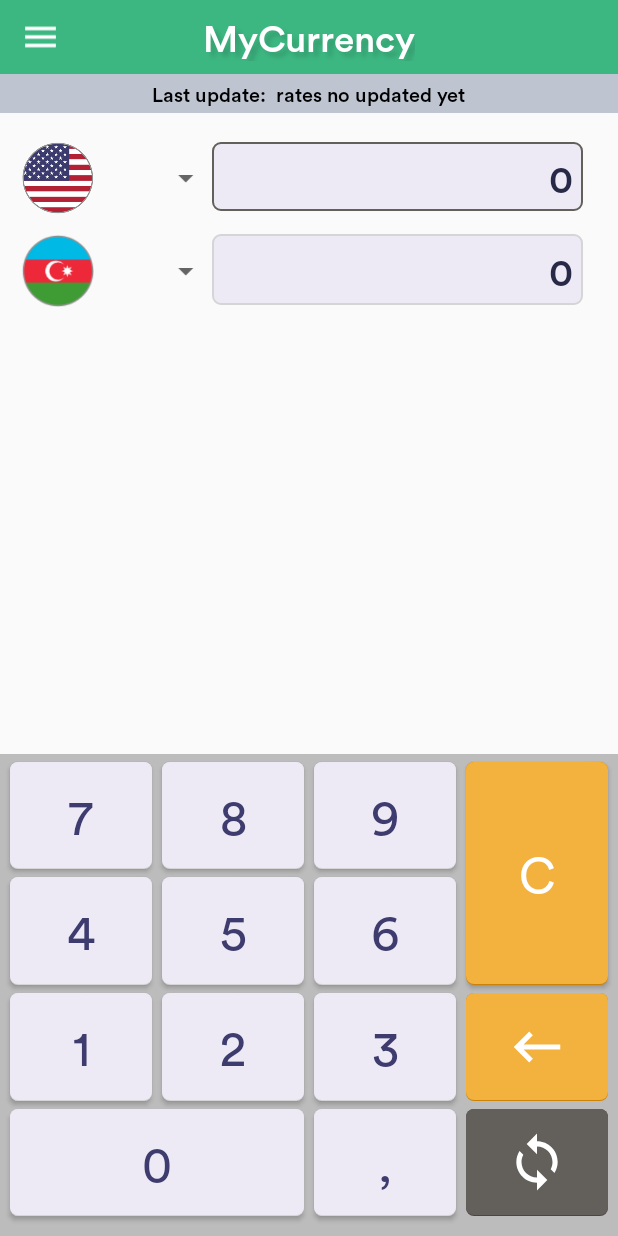
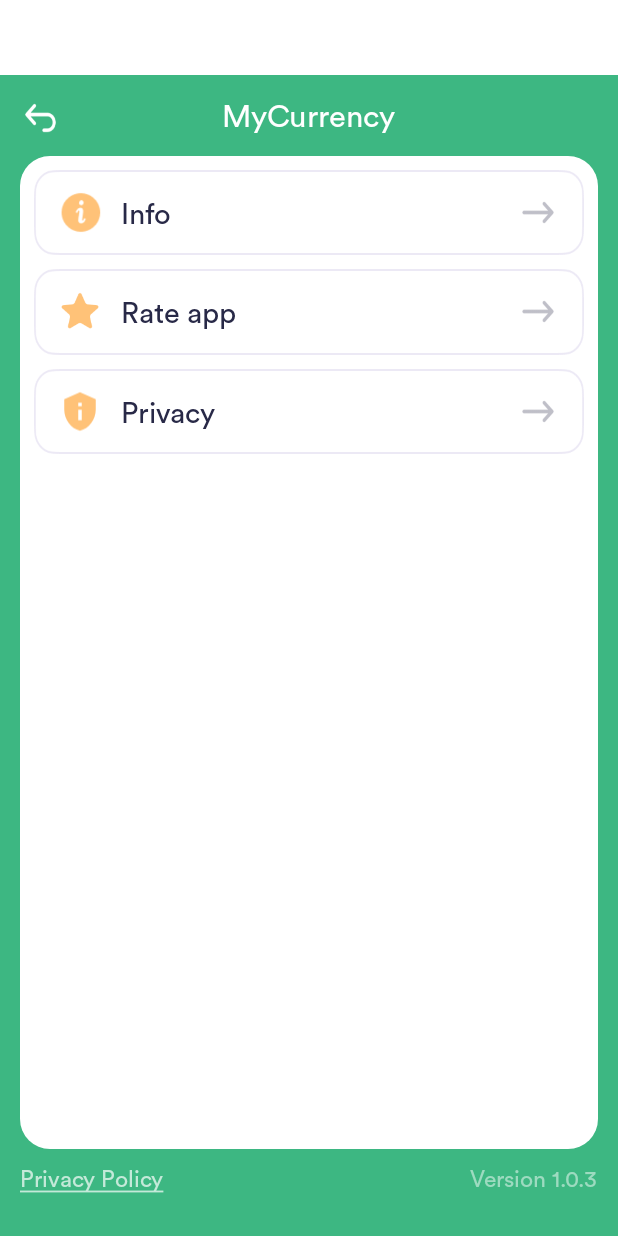
Before and after one commit to app7soft/CurrencyConverter, an Android app: the screen it shows after launch (MainActivity before the commit, Menu after it), after a tap on an icon or button, on a phone screen of 412 x 824 dp. Run offline under Robolectric (Android 15) with nearby library versions, the phone set to English and light mode, and no system bars; our stand-ins replace AdMob, Timber, Volley, sdp/ssp sizes; plain views replace SearchableSpinner; network calls fail; Roboto replaces fonts that are not available here; 4 statements that could not run were skipped; 1 other tap on this screen came first.

Commit message:
some changes

```diff
--- a/app/build.gradle
+++ b/app/build.gradle
@@ -13,8 +13,8 @@ android {
         applicationId "com.app7soft.currencyconverter"
         minSdkVersion 19
         targetSdkVersion 29
-        versionCode 2
-        versionName "1.1"
+        versionCode 3
+        versionName "1.0.3"
         multiDexEnabled true
         testInstrumentationRunner "androidx.test.runner.AndroidJUnitRunner"
         vectorDrawables.useSupportLibrary = true
--- a/app/src/main/java/com/app7soft/currencyconverter/MainActivity.kt
+++ b/app/src/main/java/com/app7soft/currencyconverter/MainActivity.kt
@@ -4,6 +4,7 @@ package com.app7soft.currencyconverter
 import MySingleton
 import android.app.AlertDialog
 import android.content.Context
+import android.content.Intent
 import android.content.SharedPreferences
 import android.os.Bundle
 import android.os.Handler
@@ -15,6 +16,7 @@ import com.android.volley.toolbox.*
 import com.google.android.gms.ads.AdListener
 import com.google.android.gms.ads.AdRequest
 import com.google.android.gms.ads.InterstitialAd
+import com.google.android.gms.ads.MobileAds
 import com.google.gson.Gson
 import kotlinx.android.synthetic.main.activity_main.*
 import org.json.JSONObject
@@ -56,12 +58,20 @@ class MainActivity : AppCompatActivity() {
         sharedPreferences = getSharedPreferences("myPref", Context.MODE_PRIVATE)
         val editor = sharedPreferences.edit()
 
+
         if(!sharedPreferences.contains("RunNumber")){
+            val CurrentCountry = resources.configuration.locale
+            val CurrentCurrency = Currency.getInstance(CurrentCountry).currencyCode
             Timber.tag("Mik").d("APLIKACJA URUCHOMIONA PIERWSZY RAZ....")
+            Timber.tag("Mik").d("Currency code: "+CurrentCurrency)
             editor.putInt("RunNumber", 1)
             editor.putString("LastUpdate", " rates no updated yet")
-            editor.putString("Currency1Symbol", "EUR")
-            editor.putString("Currency2Symbol", "PLN")
+            editor.putString("Currency1Symbol", CurrentCurrency)
+            if(CurrentCurrency != "EUR"){
+                editor.putString("Currency2Symbol", "EUR")
+            }else{
+                editor.putString("Currency2Symbol", "USD")
+            }
             editor.commit()
         }else {
             Timber.tag("Mik").d("To NIE jest pierwsza instalacja aplikacji")
@@ -134,10 +144,10 @@ class MainActivity : AppCompatActivity() {
             }
         }
 
-            /*var requestConfiguration = MobileAds.getRequestConfiguration().toBuilder().build()
+            var requestConfiguration = MobileAds.getRequestConfiguration().toBuilder().build()
             MobileAds.setRequestConfiguration(requestConfiguration)
             MobileAds.initialize(this)
-            adViewMain.loadAd(AdRequest.Builder().build())*/
+            adViewMain.loadAd(AdRequest.Builder().build())
 
         mInterstitialAd = InterstitialAd(this).apply {
             adUnitId = InterstitialID
@@ -477,8 +487,13 @@ class MainActivity : AppCompatActivity() {
         val diff = Date().getTime()-date1
         val seconds = diff / 1000
         val minutes = seconds / 60
-        Timber.tag("Mik").d("LastUpdateDiff: "+minutes.toInt().toString())
+        Timber.tag("Mik").d("LastUpdateDiff: " + minutes.toInt().toString())
         return minutes.toInt()
     }
 
+    fun BMenuClicked(view: View) {
+        val intent = Intent(this, Menu::class.java)
+        startActivity(intent)
+    }
+
 }
--- /dev/null
+++ b/app/src/main/java/com/app7soft/currencyconverter/Menu.kt
@@ -0,0 +1,42 @@
+package com.app7soft.currencyconverter
+
+import android.content.Intent
+import android.net.Uri
+import androidx.appcompat.app.AppCompatActivity
+import android.os.Bundle
+import android.text.method.LinkMovementMethod
+import android.view.View
+import com.google.android.gms.ads.AdRequest
+import kotlinx.android.synthetic.main.activity_main.*
+import kotlinx.android.synthetic.main.activity_menu.*
+
+class Menu : AppCompatActivity() {
+    override fun onCreate(savedInstanceState: Bundle?) {
+        setTheme(R.style.Theme_AppCompat_Light_NoActionBar)
+        super.onCreate(savedInstanceState)
+        setContentView(R.layout.activity_menu)
+        version.text = "Version " + BuildConfig.VERSION_NAME.toString()
+        App7Soft.setMovementMethod(LinkMovementMethod.getInstance())
+        adViewMenu.loadAd(AdRequest.Builder().build())
+    }
+
+    fun BInfoClicked(view: View) {
+        onBackPressed()
+    }
+
+    fun BRateClicked(view: View) {
+        val intent = Intent()
+        intent.action = Intent.ACTION_VIEW
+        intent.data = Uri.parse("https://play.google.com/store/apps/details?id=com.app7soft.currencyconverter")
+        startActivity(intent)
+    }
+
+    fun BPrivacyClicked(view: View) {
+        onBackPressed()
+    }
+
+    fun back(view: View) {
+        onBackPressed()
+    }
+
+}
--- /dev/null
+++ b/app/src/main/res/drawable/background_white.xml
@@ -0,0 +1,11 @@
+<?xml version="1.0" encoding="utf-8"?>
+<shape xmlns:android="http://schemas.android.com/apk/res/android"
+    android:shape="rectangle">
+
+    <solid android:color="#FFFFFF"/>
+    <corners
+        android:bottomLeftRadius="20dp"
+        android:bottomRightRadius="20dp"
+        android:topLeftRadius="20dp"
+        android:topRightRadius="20dp"/>
+</shape>
--- /dev/null
+++ b/app/src/main/res/drawable/privacy.xml
@@ -0,0 +1,5 @@
+<vector android:height="24dp" android:tint="#FFC278"
+    android:viewportHeight="24" android:viewportWidth="24"
+    android:width="24dp" xmlns:android="http://schemas.android.com/apk/res/android">
+    <path android:fillColor="@android:color/white" android:pathData="M12,1L3,5v6c0,5.55 3.84,10.74 9,12c5.16,-1.26 9,-6.45 9,-12V5L12,1L12,1zM11,7h2v2h-2V7zM11,11h2v6h-2V11z"/>
+</vector>
--- a/app/src/main/res/layout/activity_main.xml
+++ b/app/src/main/res/layout/activity_main.xml
@@ -8,13 +8,23 @@
     tools:context=".MainActivity">
 
     <ImageView
+        android:id="@+id/WhiteSpace"
+        android:layout_width="match_parent"
+        android:layout_height="50dp"
+        android:background="#ffffff"
+        android:scaleType="fitXY"
+        app:layout_constraintTop_toTopOf="parent"
+        app:layout_constraintEnd_toEndOf="parent"
+        app:layout_constraintStart_toStartOf="parent" />
+
+    <ImageView
         android:id="@+id/TloMenu"
         android:layout_width="0dp"
         android:layout_height="@dimen/_38sdp"
         android:background="#3DB782"
         app:layout_constraintEnd_toEndOf="parent"
         app:layout_constraintStart_toStartOf="parent"
-        app:layout_constraintTop_toBottomOf="@+id/adViewMain" />
+        app:layout_constraintTop_toBottomOf="@+id/WhiteSpace" />
 
     <TextView
         android:id="@+id/MyCurrency"
@@ -22,7 +32,7 @@
         android:layout_height="wrap_content"
         style="@style/MyCurrency"
         android:fontFamily="@font/circular_pro_medium"
-        android:text="MyCurrency"
+        android:text="@string/MyCurrency"
         app:layout_constraintLeft_toLeftOf="parent"
         app:layout_constraintRight_toRightOf="parent"
         app:layout_constraintTop_toTopOf="@+id/TloMenu"
@@ -66,7 +76,7 @@
         android:layout_height="0dp"
         android:background="@null"
         android:scaleType="fitCenter"
-        android:onClick="SettingsClicked"
+        android:onClick="BMenuClicked"
         android:layout_marginLeft="@dimen/_10sdp"
         app:layout_constraintHeight_percent="0.038"
         app:layout_constraintWidth_percent="0.067"
--- /dev/null
+++ b/app/src/main/res/layout/activity_menu.xml
@@ -0,0 +1,312 @@
+<?xml version="1.0" encoding="utf-8"?>
+<androidx.constraintlayout.widget.ConstraintLayout xmlns:android="http://schemas.android.com/apk/res/android"
+    xmlns:app="http://schemas.android.com/apk/res-auto"
+    xmlns:tools="http://schemas.android.com/tools"
+    android:layout_width="match_parent"
+    android:layout_height="match_parent"
+    android:background="@color/GreenBack"
+    tools:context=".Menu">
+
+        <ImageView
+            android:id="@+id/WhiteSpace"
+            android:layout_width="match_parent"
+            android:layout_height="50dp"
+            android:background="#ffffff"
+            android:scaleType="fitXY"
+            app:layout_constraintTop_toTopOf="parent"
+            app:layout_constraintEnd_toEndOf="parent"
+            app:layout_constraintStart_toStartOf="parent" />
+
+        <com.google.android.gms.ads.AdView
+            android:id="@+id/adViewMenu"
+            android:layout_width="match_parent"
+            android:layout_height="wrap_content"
+            android:layerType="software"
+            app:adSize="BANNER"
+            app:adUnitId="@string/banner_ad_unit_id"
+            app:layout_constraintTop_toTopOf="parent"
+            app:layout_constraintEnd_toEndOf="parent"
+            app:layout_constraintStart_toStartOf="parent" />
+
+
+        <TextView
+            android:id="@+id/Title"
+            android:layout_width="wrap_content"
+            android:layout_height="wrap_content"
+            android:fontFamily="@font/circular_pro_book"
+            android:text="@string/MyCurrency"
+            android:textSize="@dimen/_16ssp"
+            android:textColor="#ffffff"
+            android:layout_marginTop="@dimen/_10sdp"
+            app:layout_constraintStart_toStartOf="@+id/guideline12left"
+            app:layout_constraintEnd_toEndOf="@+id/guideline12right"
+            app:layout_constraintTop_toBottomOf="@+id/WhiteSpace" />
+
+        <ImageButton
+            android:layout_width="0dp"
+            android:layout_height="0dp"
+            android:background="@null"
+            android:onClick="back"
+            app:layout_constraintHeight_percent="0.05"
+            app:layout_constraintStart_toStartOf="parent"
+            app:layout_constraintTop_toTopOf="@+id/Title"
+            app:layout_constraintWidth_percent="0.15"/>
+
+        <ImageView
+            android:id="@+id/imageButton"
+            android:layout_width="0dp"
+            android:layout_height="0dp"
+            android:background="@null"
+            android:scaleType="fitXY"
+            android:layout_marginTop="@dimen/_10sdp"
+            app:layout_constraintHeight_percent="0.038"
+            app:layout_constraintStart_toStartOf="@+id/guideline12left"
+            app:layout_constraintTop_toBottomOf="@+id/WhiteSpace"
+            app:layout_constraintWidth_percent="0.067"
+            app:srcCompat="@drawable/arrow" />
+
+        <ImageView
+            android:id="@+id/background_white"
+            android:layout_width="0dp"
+            android:layout_height="0dp"
+            android:background="@drawable/background_white"
+            android:layout_marginTop="@dimen/_11sdp"
+            app:layout_constraintBottom_toBottomOf="@+id/guideline549top"
+            app:layout_constraintEnd_toEndOf="@+id/guideline12right"
+            app:layout_constraintStart_toStartOf="@+id/guideline12left"
+            app:layout_constraintTop_toBottomOf="@+id/Title" />
+
+        <ImageButton
+            android:id="@+id/InfoButton"
+            android:layout_width="0dp"
+            android:layout_height="0dp"
+            app:layout_constraintHeight_percent="0.069"
+            app:layout_constraintWidth_percent="0.889"
+            android:scaleType="fitXY"
+            android:background="@null"
+            app:srcCompat="@drawable/button_rate"
+            android:onClick="BInfoClicked"
+            android:layout_marginTop="@dimen/_7sdp"
+            app:layout_constraintTop_toTopOf="@+id/background_white"
+            app:layout_constraintStart_toStartOf="@+id/background_white"
+            app:layout_constraintEnd_toEndOf="@+id/background_white"/>
+
+        <ImageButton
+            android:id="@+id/RateButton"
+            android:layout_width="0dp"
+            android:layout_height="0dp"
+            app:layout_constraintHeight_percent="0.069"
+            app:layout_constraintWidth_percent="0.889"
+            android:background="@null"
+            android:scaleType="fitXY"
+            app:srcCompat="@drawable/button_rate"
+            android:onClick="BRateClicked"
+            android:layout_marginTop="@dimen/_7sdp"
+            app:layout_constraintTop_toBottomOf="@+id/InfoButton"
+            app:layout_constraintStart_toStartOf="@+id/InfoButton"
+            app:layout_constraintEnd_toEndOf="@+id/InfoButton"/>
+
+        <ImageButton
+            android:id="@+id/PrivacyButton"
+            android:layout_width="0dp"
+            android:layout_height="0dp"
+            app:layout_constraintHeight_percent="0.069"
+            app:layout_constraintWidth_percent="0.889"
+            android:background="@null"
+            android:scaleType="fitXY"
+            app:srcCompat="@drawable/button_rate"
+            android:onClick="BPrivacyClicked"
+            android:layout_marginTop="@dimen/_7sdp"
+            app:layout_constraintTop_toBottomOf="@+id/RateButton"
+            app:layout_constraintStart_toStartOf="@+id/InfoButton"
+            app:layout_constraintEnd_toEndOf="@+id/InfoButton"/>
+
+        <ImageView
+            android:id="@+id/infoy"
+            android:layout_width="0dp"
+            android:layout_height="0dp"
+            app:layout_constraintHeight_percent="0.038"
+            app:layout_constraintWidth_percent="0.067"
+            app:srcCompat="@drawable/infoy"
+            android:scaleType="fitCenter"
+            android:layout_marginLeft="@dimen/_13sdp"
+            app:layout_constraintTop_toTopOf="@+id/InfoButton"
+            app:layout_constraintBottom_toBottomOf="@+id/InfoButton"
+            app:layout_constraintStart_toStartOf="@+id/InfoButton" />
+
+        <ImageView
+            android:id="@+id/rate"
+            android:layout_width="0dp"
+            android:layout_height="0dp"
+            app:layout_constraintHeight_percent="0.038"
+            app:layout_constraintWidth_percent="0.067"
+            app:srcCompat="@drawable/rate"
+            android:scaleType="fitCenter"
+            android:layout_marginLeft="@dimen/_13sdp"
+            app:layout_constraintTop_toTopOf="@+id/RateButton"
+            app:layout_constraintBottom_toBottomOf="@+id/RateButton"
+            app:layout_constraintStart_toStartOf="@+id/RateButton" />
+
+        <ImageView
+            android:id="@+id/privacy"
+            android:layout_width="0dp"
+            android:layout_height="0dp"
+            app:layout_constraintHeight_percent="0.038"
+            app:layout_constraintWidth_percent="0.067"
+            app:srcCompat="@drawable/privacy"
+            android:scaleType="fitCenter"
+            android:layout_marginLeft="@dimen/_13sdp"
+            app:layout_constraintTop_toTopOf="@+id/PrivacyButton"
+            app:layout_constraintBottom_toBottomOf="@+id/PrivacyButton"
+            app:layout_constraintStart_toStartOf="@+id/PrivacyButton" />
+
+        <ImageView
+            android:layout_width="0dp"
+            android:layout_height="0dp"
+            app:layout_constraintHeight_percent="0.038"
+            app:layout_constraintWidth_percent="0.067"
+            android:background="@drawable/srate"
+            android:scaleType="fitCenter"
+            android:layout_marginRight="@dimen/_13sdp"
+            app:layout_constraintTop_toTopOf="@+id/InfoButton"
+            app:layout_constraintBottom_toBottomOf="@+id/InfoButton"
+            app:layout_constraintEnd_toEndOf="@+id/InfoButton" />
+
+        <ImageView
+            android:layout_width="0dp"
+            android:layout_height="0dp"
+            app:layout_constraintHeight_percent="0.038"
+            app:layout_constraintWidth_percent="0.067"
+            android:background="@drawable/srate"
+            android:scaleType="fitCenter"
+            android:layout_marginRight="@dimen/_13sdp"
+            app:layout_constraintTop_toTopOf="@+id/RateButton"
+            app:layout_constraintBottom_toBottomOf="@+id/RateButton"
+            app:layout_constraintEnd_toEndOf="@+id/RateButton" />
+
+    <ImageView
+        android:layout_width="0dp"
+        android:layout_height="0dp"
+        app:layout_constraintHeight_percent="0.038"
+        app:layout_constraintWidth_percent="0.067"
+        android:background="@drawable/srate"
+        android:scaleType="fitCenter"
+        android:layout_marginRight="@dimen/_13sdp"
+        app:layout_constraintTop_toTopOf="@+id/PrivacyButton"
+        app:layout_constraintBottom_toBottomOf="@+id/PrivacyButton"
+        app:layout_constraintEnd_toEndOf="@+id/PrivacyButton" />
+
+    <TextView
+        android:id="@+id/infotext"
+        style="@style/RateApp"
+        android:layout_width="wrap_content"
+        android:layout_height="wrap_content"
+        android:layout_marginLeft="@dimen/_10sdp"
+        android:text="@string/Info"
+        app:layout_constraintBottom_toBottomOf="@+id/InfoButton"
+        app:layout_constraintStart_toEndOf="@+id/infoy"
+        app:layout_constraintTop_toTopOf="@+id/InfoButton"/>
+
+    <TextView
+        android:layout_width="wrap_content"
+        android:layout_height="wrap_content"
+        style="@style/RateApp"
+        android:fontFamily="@font/circular_pro_book"
+        android:text="@string/Rate"
+        android:layout_marginLeft="@dimen/_10sdp"
+        app:layout_constraintStart_toEndOf="@+id/rate"
+        app:layout_constraintBottom_toBottomOf="@+id/RateButton"
+        app:layout_constraintTop_toTopOf="@+id/RateButton" />
+
+    <TextView
+        android:layout_width="wrap_content"
+        android:layout_height="wrap_content"
+        style="@style/RateApp"
+        android:fontFamily="@font/circular_pro_book"
+        android:text="@string/Privacy"
+        android:layout_marginLeft="@dimen/_10sdp"
+        app:layout_constraintStart_toEndOf="@+id/rate"
+        app:layout_constraintBottom_toBottomOf="@+id/PrivacyButton"
+        app:layout_constraintTop_toTopOf="@+id/PrivacyButton" />
+
+    <TextView
+        android:id="@+id/App7Soft"
+        style="@style/app7soft"
+        android:layout_width="wrap_content"
+        android:layout_height="wrap_content"
+        android:text="@string/PrivacyPolicy"
+        android:layout_marginTop="@dimen/_7sdp"
+        app:layout_constraintStart_toStartOf="@+id/background_white"
+        app:layout_constraintTop_toBottomOf="@+id/background_white"
+        app:layout_constraintVertical_bias="0.26" />
+
+    <TextView
+        android:id="@+id/version"
+        style="@style/app7soft"
+        android:alpha="0.5"
+        android:layout_width="wrap_content"
+        android:layout_height="wrap_content"
+        android:layout_alignParentRight="true"
+        android:text="Version 1.0.1"
+        app:layout_constraintBottom_toBottomOf="@+id/App7Soft"
+        app:layout_constraintTop_toTopOf="@+id/App7Soft"
+        app:layout_constraintEnd_toEndOf="@+id/background_white"/>
+
+    <!--Guidelines-->
+    <androidx.constraintlayout.widget.Guideline
+        android:id="@+id/guideline12left"
+        android:layout_width="wrap_content"
+        android:layout_height="wrap_content"
+        android:orientation="vertical"
+        app:layout_constraintGuide_percent="0.033" />
+
+    <androidx.constraintlayout.widget.Guideline
+        android:id="@+id/guideline16left"
+        android:layout_width="wrap_content"
+        android:layout_height="wrap_content"
+        android:orientation="vertical"
+        app:layout_constraintGuide_percent="0.044" />
+
+    <androidx.constraintlayout.widget.Guideline
+        android:id="@+id/guideline12right"
+        android:layout_width="wrap_content"
+        android:layout_height="wrap_content"
+        android:orientation="vertical"
+        app:layout_constraintGuide_percent="0.967" />
+
+    <androidx.constraintlayout.widget.Guideline
+        android:id="@+id/guideline24top"
+        android:layout_width="wrap_content"
+        android:layout_height="wrap_content"
+        android:orientation="horizontal"
+        app:layout_constraintGuide_percent="0.038" />
+
+    <androidx.constraintlayout.widget.Guideline
+        android:id="@+id/guideline33top"
+        android:layout_width="wrap_content"
+        android:layout_height="wrap_content"
+        android:orientation="horizontal"
+        app:layout_constraintGuide_percent="0.051983584" />
+
+    <androidx.constraintlayout.widget.Guideline
+        android:id="@+id/guideline70top"
+        android:layout_width="wrap_content"
+        android:layout_height="wrap_content"
+        android:orientation="horizontal"
+        app:layout_constraintGuide_percent="0.10943913" />
+
+
+    <androidx.constraintlayout.widget.Guideline
+        android:id="@+id/guideline549top"
+        android:layout_width="wrap_content"
+        android:layout_height="wrap_content"
+        android:orientation="horizontal"
+        app:layout_constraintGuide_percent="0.93" />
+
+    <androidx.constraintlayout.widget.Group
+        android:id="@+id/group2"
+        android:layout_width="wrap_content"
+        android:layout_height="wrap_content" />
+
+
+</androidx.constraintlayout.widget.ConstraintLayout>
--- a/app/src/main/res/values/colors.xml
+++ b/app/src/main/res/values/colors.xml
@@ -7,4 +7,6 @@
     <color name="teal_700">#FF018786</color>
     <color name="black">#FF000000</color>
     <color name="white">#FFFFFFFF</color>
+    <color name="TextPurple">#282947</color>
+    <color name="GreenBack">#3DB782</color>
 </resources>
--- a/app/src/main/res/values/strings.xml
+++ b/app/src/main/res/values/strings.xml
@@ -1,9 +1,14 @@
 <resources>
-    <string name="app_name">CurrencyConverter</string>
+    <string name="app_name">Currency Converter</string>
     <string name="UpdatingRates">Updating Rates</string>
     <string name="LastUpdate">Last update: </string>
     <string name="LoadingFailed">Rates loading Failed</string>
     <string name="CheckConnection">Check Your internet connection and refresh</string>
+    <string name="Rate">Rate app</string>
+    <string name="Info">Info</string>
+    <string name="Privacy">Privacy</string>
+    <string name="PrivacyPolicy"><a href="https://docs.google.com/document/d/1fVCdU1wN4IBz-u3tfrVLy1r_YbL9B1eVFYE6O76w2v0/edit?usp=sharing">Privacy Policy</a></string>
+    <string name="MyCurrency">MyCurrency</string>
 
     <!--<string name="banner_ad_unit_id">ca-app-pub-5209961561922052/2707233821</string>-->
     <!--Test Baner ADD-->
--- a/app/src/main/res/values/styles.xml
+++ b/app/src/main/res/values/styles.xml
@@ -66,4 +66,18 @@
         <item name="android:textSize">@dimen/_15ssp</item>
     </style>
 
+    <style name="RateApp">
+        <item name="android:textColor">@color/TextPurple</item>
+        <item name="android:fontFamily">@font/circular_pro_book</item>
+        <item name="android:textSize">@dimen/_15ssp</item>
+    </style>
+
+    <style name="app7soft">
+        <item name="android:textSize">@dimen/_12ssp</item>
+        <item name="android:alpha">0.7</item>
+        <item name="android:textColor">#ffffff</item>
+        <item name="android:textColorLink">#ffffff</item>
+        <item name="android:fontFamily">@font/circular_pro_book</item>
+    </style>
+
 </resources>
```
Also changed, not shown: app/src/main/AndroidManifest.xml (+9 -3 lines), app/src/main/res/drawable/arrow.png (added), app/src/main/res/drawable/button_rate.png (added), app/src/main/res/drawable/infoy.png (added), app/src/main/res/drawable/rate.png (added), app/src/main/res/drawable/srate.png (added).
